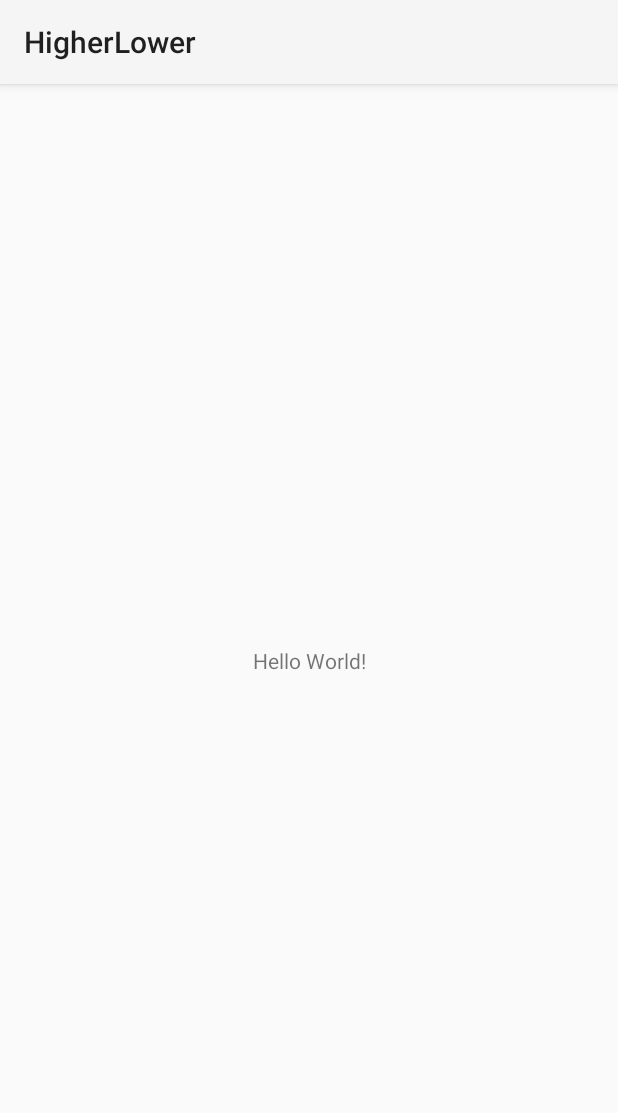
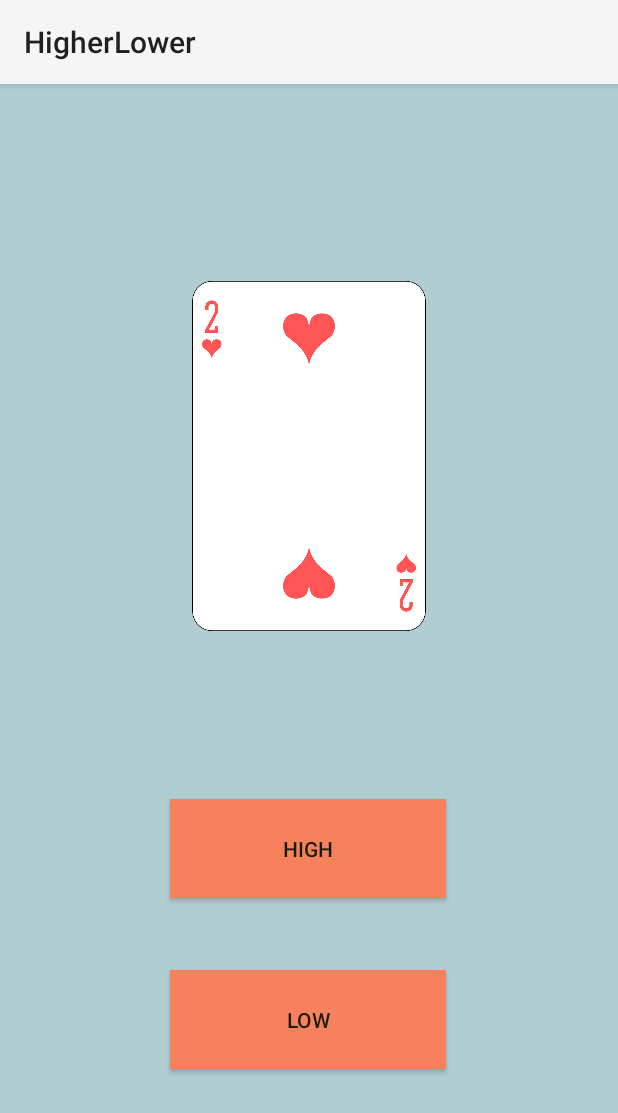
Before and after one commit to kevinzett/HighLow, an Android app: the screen it shows after launch (MainActivity), on a phone screen of 412 x 824 dp. Shown: the top 1113 px of the screen. Run offline under Robolectric (Android 15) with nearby library versions, the phone set to English and light mode, and no system bars.

Commit message:
Functions for high/low Button

```diff
--- a/app/src/main/java/com/example/higherlowerinluppg/Card.kt
+++ b/app/src/main/java/com/example/higherlowerinluppg/Card.kt
@@ -1,4 +1,7 @@
 package com.example.higherlowerinluppg
 
-class Card {
+import android.widget.ImageView
+
+class Card(var value: Int, var image: ImageView) {
+
 }
--- a/app/src/main/java/com/example/higherlowerinluppg/MainActivity.kt
+++ b/app/src/main/java/com/example/higherlowerinluppg/MainActivity.kt
@@ -2,10 +2,18 @@ package com.example.higherlowerinluppg
 
 import androidx.appcompat.app.AppCompatActivity
 import android.os.Bundle
+import android.widget.ImageView
 
 class MainActivity : AppCompatActivity() {
+    lateinit var imageView: ImageView
     override fun onCreate(savedInstanceState: Bundle?) {
         super.onCreate(savedInstanceState)
         setContentView(R.layout.activity_main)
+        imageView = findViewById(R.id.imageView)
+
+        val cardList = mutableListOf<Card>()
+
+        var two = Card(2, imageView)
+
     }
 }
--- /dev/null
+++ b/app/src/main/res/drawable/button_custom.xml
@@ -0,0 +1,6 @@
+<?xml version="1.0" encoding="utf-8"?>
+<shape xmlns:android="http://schemas.android.com/apk/res/android" android:shape="rectangle">
+
+    <solid android:color="#66F9B0"/>
+
+</shape>
--- a/app/src/main/res/layout/activity_main.xml
+++ b/app/src/main/res/layout/activity_main.xml
@@ -4,15 +4,45 @@
     xmlns:tools="http://schemas.android.com/tools"
     android:layout_width="match_parent"
     android:layout_height="match_parent"
+    android:background="#B0CDD1"
     tools:context=".MainActivity">
 
-    <TextView
-        android:layout_width="wrap_content"
-        android:layout_height="wrap_content"
-        android:text="Hello World!"
+    <ImageView
+        android:id="@+id/imageView"
+        android:layout_width="173dp"
+        android:layout_height="233dp"
         app:layout_constraintBottom_toBottomOf="parent"
-        app:layout_constraintLeft_toLeftOf="parent"
-        app:layout_constraintRight_toRightOf="parent"
-        app:layout_constraintTop_toTopOf="parent" />
+        app:layout_constraintEnd_toEndOf="parent"
+        app:layout_constraintStart_toStartOf="parent"
+        app:layout_constraintTop_toTopOf="parent"
+        app:layout_constraintVertical_bias="0.246"
+        app:srcCompat="@drawable/two" />
 
+    <androidx.appcompat.widget.AppCompatButton
+        android:id="@+id/btnHigh"
+        android:layout_width="184dp"
+        android:layout_height="66dp"
+        android:background="#F6825D"
+        android:text="High"
+        android:textColor="#1C1B0E"
+        app:layout_constraintBottom_toBottomOf="parent"
+        app:layout_constraintEnd_toEndOf="parent"
+        app:layout_constraintHorizontal_bias="0.498"
+        app:layout_constraintStart_toStartOf="parent"
+        app:layout_constraintTop_toBottomOf="@+id/imageView"
+        app:layout_constraintVertical_bias="0.333" />
+
+    <androidx.appcompat.widget.AppCompatButton
+        android:id="@+id/btnLow"
+        android:layout_width="184dp"
+        android:layout_height="66dp"
+        android:background="#F6825D"
+        android:text="Low"
+        android:textColor="#1C1B0E"
+        app:layout_constraintBottom_toBottomOf="parent"
+        app:layout_constraintEnd_toEndOf="parent"
+        app:layout_constraintHorizontal_bias="0.498"
+        app:layout_constraintStart_toStartOf="parent"
+        app:layout_constraintTop_toBottomOf="@+id/imageView"
+        app:layout_constraintVertical_bias="0.669" />
 </androidx.constraintlayout.widget.ConstraintLayout>
```
Also changed, not shown: app/src/main/res/drawable/kung.jpg (deleted).
